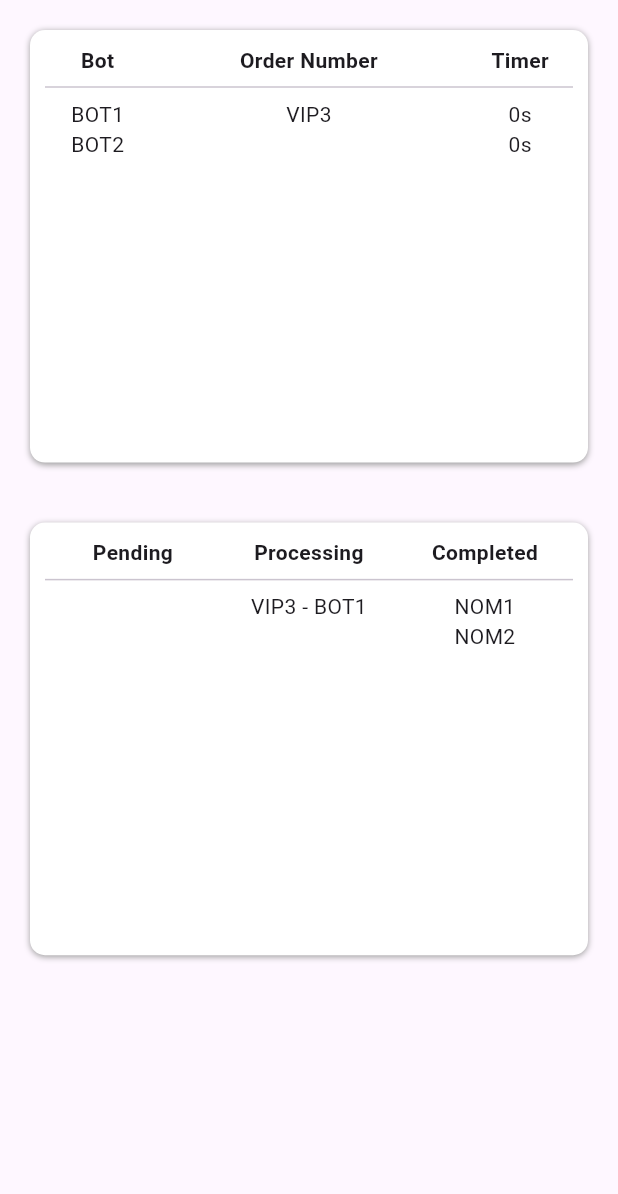
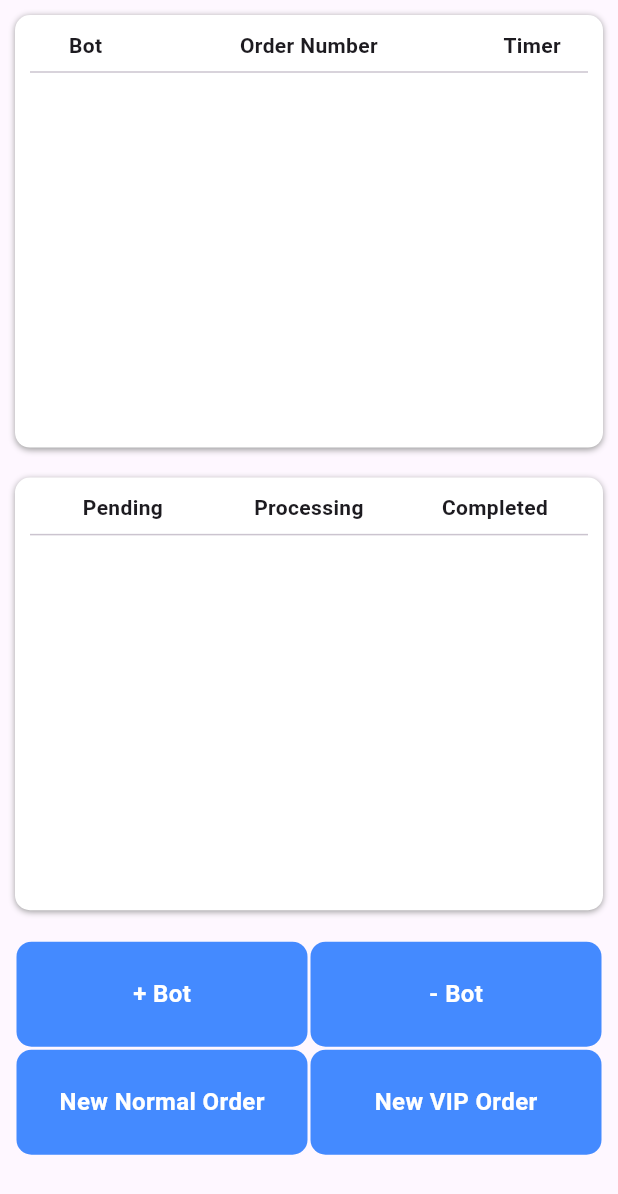
Before and after one commit to kleincch/feedme-home-assignment, a Flutter app: the screen it shows after launch, on a phone screen of 412 x 824 dp. Shown: the top 1194 px of the screen. Run offline on Flutter 3.47's test engine with Material 3 defaults, Android fonts, the phone set to English and light mode, and no system bars; drawn by our look-alikes of auto_size_text; our stand-ins replace get.

Commit message:
action button, list sorting

```diff
--- a/lib/home.dart
+++ b/lib/home.dart
@@ -1,5 +1,6 @@
 import 'dart:async';
 
+import 'package:auto_size_text/auto_size_text.dart';
 import 'package:feedme_home_assignment/model/bot_model.dart';
 import 'package:feedme_home_assignment/model/order_model.dart';
 import 'package:feedme_home_assignment/reuseable_widget.dart';
@@ -15,36 +16,79 @@ class HomeBinding extends Bindings {
 
 class HomeController extends GetxController {
   Timer? timer;
+  var myGroup = AutoSizeGroup();
+  List<OrderModel> orderList = [];
+  List<BotModel> botList = [];
 
   @override
   void onInit() {
     super.onInit();
     timer = Timer.periodic(const Duration(seconds: 1), (timer) {
       // assign order to bot
-      for (var idleBot in dummyBot.where((element) => element.orderNumber == '')) {
-        if (dummyOrderList.where((element) => element.status == 'pending').isNotEmpty) {
-          idleBot.orderNumber = dummyOrderList[dummyOrderList.indexWhere((element) => element.status == 'pending')].orderNumber;
-          idleBot.timer = 3;
-          dummyOrderList[dummyOrderList.indexWhere((element) => element.status == 'pending')].botCode = idleBot.botCode;
-          dummyOrderList[dummyOrderList.indexWhere((element) => element.status == 'pending')].status = 'processing';
+      for (var idleBot in botList.where((element) => element.orderNumber == '')) {
+        if (orderList.where((element) => element.status == 'pending').isNotEmpty) {
+          idleBot.orderNumber = orderList[orderList.indexWhere((element) => element.status == 'pending')].orderNumber;
+          idleBot.timer = 10;
+          orderList[orderList.indexWhere((element) => element.status == 'pending')].botCode = idleBot.botCode;
+          orderList[orderList.indexWhere((element) => element.status == 'pending')].status = 'processing';
         }
       }
       // update bot's timer and status
-      for (var bot in dummyBot) {
+      for (var bot in botList) {
         if (bot.timer == 0 && bot.orderNumber.isNotEmpty) {
-          dummyOrderList[dummyOrderList.indexWhere((element) => element.orderNumber == bot.orderNumber)].status = 'completed';
-          dummyOrderList[dummyOrderList.indexWhere((element) => element.orderNumber == bot.orderNumber)].botCode = '';
+          orderList[orderList.indexWhere((element) => element.orderNumber == bot.orderNumber)].status = 'completed';
+          orderList[orderList.indexWhere((element) => element.orderNumber == bot.orderNumber)].botCode = '';
           bot.orderNumber = '';
           bot.timer = 0;
         } else if (bot.orderNumber.isNotEmpty) {
           bot.timer--;
         }
       }
-      // dummyBot.removeWhere((element) => element.timer == -1);
-      // update orders
-      // push orders to bot
       update();
     });
+  }
+
+  void onAddBot() {
+    botList.add(BotModel('B${botList.length + 1}', '', 0));
+    update();
+  }
+
+  void onRemoveBot() {
+    if (botList.isNotEmpty) {
+      orderList[orderList.indexWhere((element) => element.orderNumber == botList[botList.length - 1].orderNumber)].status = 'pending';
+      orderList[orderList.indexWhere((element) => element.orderNumber == botList[botList.length - 1].orderNumber)].botCode = '';
+      botList.removeLast();
+    } else {
+      showToast('These Is No Bots Online.');
+    }
+  }
+
+  void newNormalOrder() {
+    if (botList.isNotEmpty) {
+      orderList.add(OrderModel('Z${(orderList.length + 1).toString().padLeft(2, '0')}NOM', DateTime.now(), false, 'pending', ''));
+      orderSorting();
+    } else {
+      showToast('These Is No Bots Online.');
+    }
+  }
+
+  void newVIPOrder() {
+    if (botList.isNotEmpty) {
+      orderList.add(OrderModel('A${(orderList.length + 1).toString().padLeft(2, '0')}VIP', DateTime.now(), false, 'pending', ''));
+      orderSorting();
+    } else {
+      showToast('These Is No Bots Online.');
+    }
+  }
+
+  void orderSorting() {
+    // orderList.sort((b, a) => a.isVIP.toString().toLowerCase().compareTo(b.isVIP.toString().toLowerCase()));
+    orderList.sort((a, b) {
+      int cmp = a.isVIP.toString().compareTo(b.isVIP.toString());
+      if (cmp != 0) return cmp;
+      return a.orderNumber.compareTo(b.orderNumber);
+    });
+    update();
   }
 }
 
@@ -62,7 +106,7 @@ class HomePage extends StatelessWidget {
                   Container(
                     height: Get.height * 0.35,
                     padding: const EdgeInsets.all(10),
-                    margin: const EdgeInsets.all(20),
+                    margin: const EdgeInsets.all(10),
                     decoration: BoxDecoration(
                         color: Colors.white,
                         borderRadius: BorderRadius.circular(10),
@@ -83,17 +127,20 @@ class HomePage extends StatelessWidget {
                           ],
                         ),
                         const Divider(),
-                        ListView.builder(
+                        SizedBox(
+                          height: Get.height * 0.27,
+                          child: ListView.builder(
                               shrinkWrap: true,
                               // padding: const EdgeInsets.symmetric(horizontal: 30),
-                            itemCount: dummyBot.length,
+                              itemCount: ctrl.botList.length,
                               itemBuilder: (context, index) => Row(
                                 children: [
-                                Expanded(flex: 1, child: labelTest(dummyBot[index].botCode)),
-                                Expanded(flex: 3, child: labelTest(dummyBot[index].orderNumber)),
-                                Expanded(flex: 1, child: labelTest('${dummyBot[index].timer}s')),
+                                  Expanded(flex: 1, child: labelTest(ctrl.botList[index].botCode)),
+                                  Expanded(flex: 3, child: labelTest(ctrl.botList[index].orderNumber)),
+                                  Expanded(flex: 1, child: labelTest('${ctrl.botList[index].timer}s')),
                                 ],
                               )),
+                        ),
                       ],
                     ),
                   ),
@@ -101,7 +148,7 @@ class HomePage extends StatelessWidget {
                     height: Get.height * 0.35,
                     // width: Get.width,
                     padding: const EdgeInsets.all(10),
-                    margin: const EdgeInsets.all(20),
+                    margin: const EdgeInsets.all(10),
                     decoration: BoxDecoration(
                         color: Colors.white,
                         borderRadius: BorderRadius.circular(10),
@@ -125,9 +172,28 @@ class HomePage extends StatelessWidget {
                         Row(
                           crossAxisAlignment: CrossAxisAlignment.start,
                           children: [
-                            listViewBuilderStatus(dummyOrderList.where((element) => element.status == 'pending').toList()),
-                            listViewBuilderStatus(dummyOrderList.where((element) => element.status == 'processing').toList()),
-                            listViewBuilderStatus(dummyOrderList.where((element) => element.status == 'completed').toList()),
+                            listViewBuilderStatus(ctrl.orderList.where((element) => element.status == 'pending').toList()),
+                            listViewBuilderStatus(ctrl.orderList.where((element) => element.status == 'processing').toList()),
+                            listViewBuilderStatus(ctrl.orderList.where((element) => element.status == 'completed').toList()),
+                          ],
+                        ),
+                      ],
+                    ),
+                  ),
+                  Container(
+                    margin: const EdgeInsets.all(10),
+                    child: Column(
+                      children: [
+                        Row(
+                          children: [
+                            Expanded(child: themeButton('+ Bot', ctrl.onAddBot, ctrl.myGroup)),
+                            Expanded(child: themeButton('- Bot', ctrl.onRemoveBot, ctrl.myGroup)),
+                          ],
+                        ),
+                        Row(
+                          children: [
+                            Expanded(child: themeButton('New Normal Order', ctrl.newNormalOrder, ctrl.myGroup)),
+                            Expanded(child: themeButton('New VIP Order', ctrl.newVIPOrder, ctrl.myGroup)),
                           ],
                         ),
                       ],
--- a/lib/model/bot_model.dart
+++ b/lib/model/bot_model.dart
@@ -6,7 +6,7 @@ class BotModel {
   BotModel(this.botCode, this.orderNumber, this.timer);
 }
 
-List<BotModel> dummyBot = [
-  BotModel('BOT1', '', 0),
-  BotModel('BOT2', '', 0),
-];
+// List<BotModel> dummyBot = [
+//   BotModel('BOT1', '', 0),
+//   BotModel('BOT2', '', 0),
+// ];
--- a/lib/model/order_model.dart
+++ b/lib/model/order_model.dart
@@ -8,8 +8,8 @@ class OrderModel {
   OrderModel(this.orderNumber, this.dateTime, this.isVIP, this.status, this.botCode);
 }
 
-List<OrderModel> dummyOrderList = [
-  OrderModel('NOM1', DateTime.now().add(const Duration(minutes: -5)), false, 'pending', ''),
-  OrderModel('NOM2', DateTime.now(), false, 'pending', ''),
-  OrderModel('VIP3', DateTime.now().add(const Duration(minutes: 5)), true, 'pending', ''),
-];
+// List<OrderModel> dummyOrderList = [
+//   OrderModel('NOM1', DateTime.now().add(const Duration(minutes: -5)), false, 'pending', ''),
+//   OrderModel('NOM2', DateTime.now(), false, 'pending', ''),
+//   OrderModel('VIP3', DateTime.now().add(const Duration(minutes: 5)), true, 'pending', ''),
+// ];
--- a/lib/reuseable_widget.dart
+++ b/lib/reuseable_widget.dart
@@ -1,7 +1,19 @@
+import 'package:auto_size_text/auto_size_text.dart';
 import 'package:flutter/material.dart';
 import 'package:get/get.dart';
 
 import 'model/order_model.dart';
+
+void showToast(String msg, {BuildContext? context}) {
+  final scaffold = ScaffoldMessenger.of(context ?? Get.context!);
+  scaffold.showSnackBar(
+    SnackBar(
+      duration: const Duration(milliseconds: 2000),
+      content: Text(msg),
+      action: SnackBarAction(label: "OK", textColor: Colors.blueAccent, onPressed: scaffold.hideCurrentSnackBar),
+    ),
+  );
+}
 
 Widget labelTest (String text, {bool bold = false}) {
   return Text(text, textAlign: TextAlign.center, style: TextStyle(fontWeight: bold ? FontWeight.bold : FontWeight.normal),);
@@ -9,10 +21,48 @@ Widget labelTest (String text, {bool bold = false}) {
 
 Widget listViewBuilderStatus (List<OrderModel> list) {
   return Expanded(
-    child: ListView.builder(
-        shrinkWrap: true,
-        // padding: const EdgeInsets.symmetric(horizontal: 30),
-        itemCount: list.length,
-        itemBuilder: (context, index) => labelTest(list[index].orderNumber + (list[index].botCode == '' ? '' : ' - ${list[index].botCode}'))),
+    child: SizedBox(
+      height: Get.height * 0.27,
+      child: ListView.builder(
+          shrinkWrap: true,
+          // padding: const EdgeInsets.symmetric(horizontal: 30),
+          itemCount: list.length,
+          itemBuilder: (context, index) => labelTest(list[index].orderNumber + (list[index].botCode == '' ? '' : ' - ${list[index].botCode}'))),
+    ),
   );
 }
+
+Widget themeButton(String text, onTapCallBack, AutoSizeGroup autoSizeGroup,
+    {Widget? iconWidget, EdgeInsets padding = EdgeInsets.zero, double fontSize = 19, double height = 70, double? width = double.infinity, Color color = Colors.blueAccent}) {
+  return InkWell(
+    onTap: onTapCallBack,
+    splashColor: Colors.transparent,
+    highlightColor: Colors.transparent,
+    child: Container(
+      width: width,
+      height: height,
+      margin: const EdgeInsets.all(1),
+      decoration: BoxDecoration(
+        color: color,
+        borderRadius: BorderRadius.circular(10),
+        // border: Border.all(color: ThemeColor.mainDark),
+      ),
+      child: Row(
+        mainAxisAlignment: MainAxisAlignment.center,
+        mainAxisSize: MainAxisSize.min,
+        children: [
+          iconWidget ?? const Center(),
+          iconWidget == null ? const Center() : const SizedBox(width: 8),
+          AutoSizeText(
+            text,
+            style: TextStyle(color: Colors.white, fontSize: fontSize, fontWeight: FontWeight.w600),
+            group: autoSizeGroup,
+            minFontSize: 8,
+            maxFontSize: 16,
+            overflow: TextOverflow.ellipsis,
+          ),
+        ],
+      ),
+    ),
+  );
+}
--- a/pubspec.yaml
+++ b/pubspec.yaml
@@ -36,6 +36,7 @@ dependencies:
   # Use with the CupertinoIcons class for iOS style icons.
   cupertino_icons: ^1.0.2
   get:
+  auto_size_text:
 
 dev_dependencies:
   flutter_test:
```
Also changed, not shown: pubspec.lock. Lines whose indentation alone changed are shown as unchanged.
